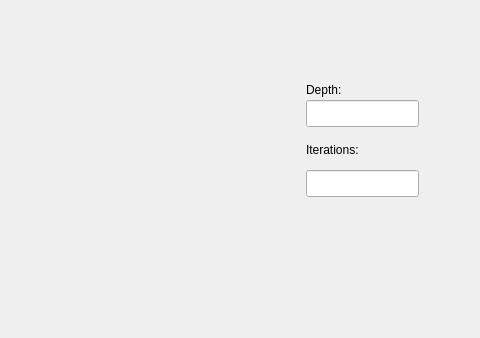
franktb/MagnetometryGui, file ui_elements/fft_main_window.ui: the form before one commit; both pictures show x 534 to 1014 and y 0 to 338 of the 1014 by 667 pixel window.
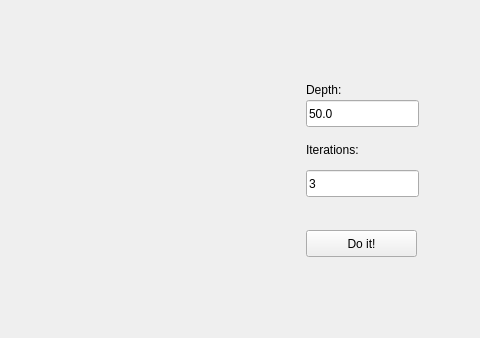
The form after the commit.

Patch:
```diff
--- a/ui_elements/fft_main_window.ui
+++ b/ui_elements/fft_main_window.ui
@@ -34,6 +34,9 @@
       <height>27</height>
      </rect>
     </property>
+    <property name="text">
+     <string>50.0</string>
+    </property>
    </widget>
    <widget class="QLineEdit" name="lineEdit_2">
     <property name="geometry">
@@ -44,6 +47,9 @@
       <height>27</height>
      </rect>
     </property>
+    <property name="text">
+     <string>3</string>
+    </property>
    </widget>
    <widget class="QLabel" name="label">
     <property name="geometry">
@@ -71,6 +77,19 @@
      <string>Iterations:</string>
     </property>
    </widget>
+   <widget class="QPushButton" name="pushButton_StartIteration">
+    <property name="geometry">
+     <rect>
+      <x>840</x>
+      <y>230</y>
+      <width>111</width>
+      <height>27</height>
+     </rect>
+    </property>
+    <property name="text">
+     <string>Do it!</string>
+    </property>
+   </widget>
   </widget>
   <widget class="QMenuBar" name="menubar">
    <property name="geometry">
```
Left out of the diff: 4 changed lines with no effect on the pictures.
